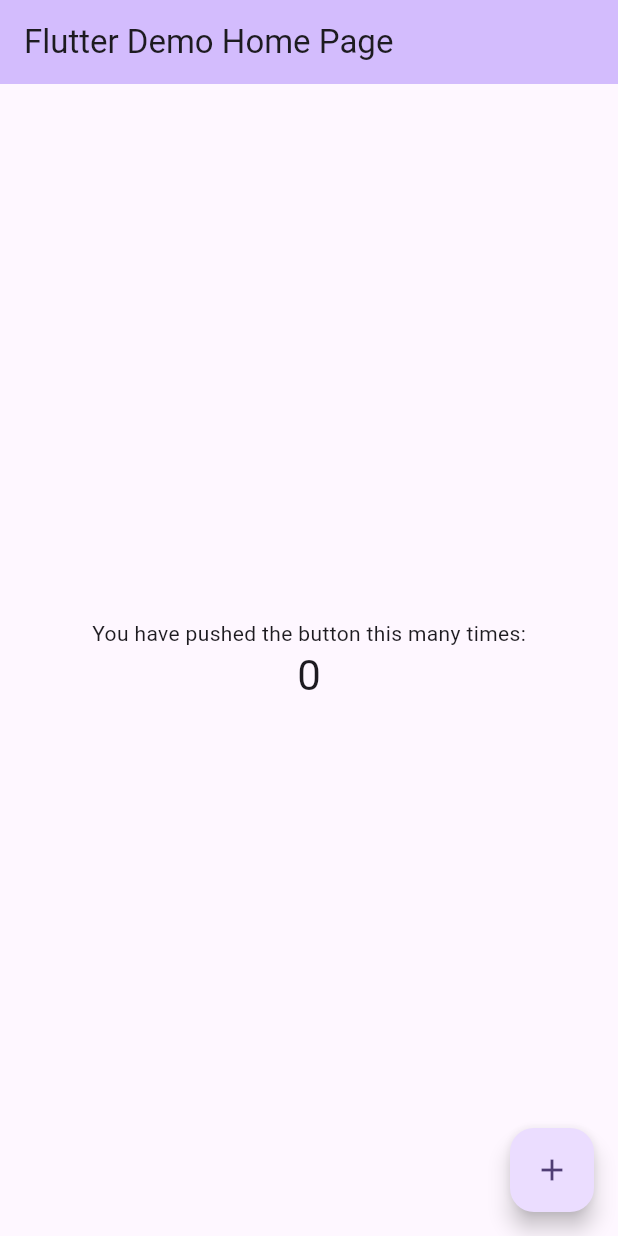
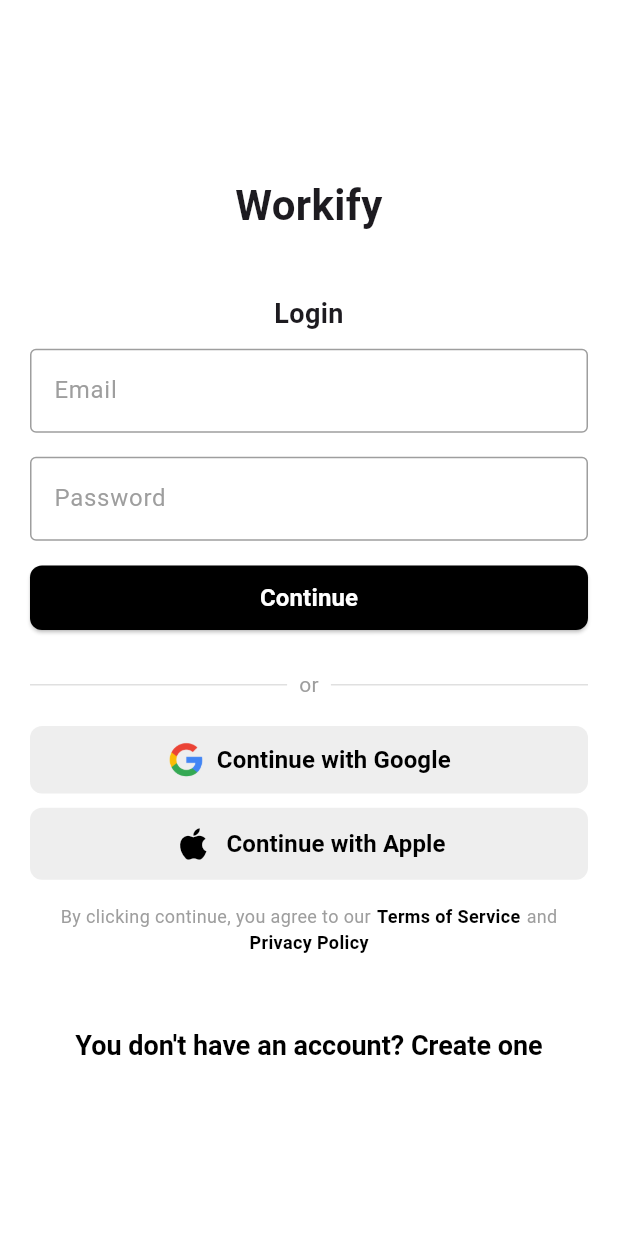
Before and after one commit to YangChiayin/Workify-Flutter-Mobile-Application, a Flutter app: the screen it shows after launch, on a phone screen of 412 x 824 dp. Run offline on Flutter 3.47's test engine with Material 3 defaults, Android fonts, the phone set to English and light mode, and no system bars.

Commit message:
layout for login/singup/detail pages

```diff
--- a/lib/main.dart
+++ b/lib/main.dart
@@ -1,4 +1,7 @@
 import 'package:flutter/material.dart';
+import 'package:mobile_app_final_project/pages/detail.dart';
+import 'package:mobile_app_final_project/pages/login.dart';
+import 'package:mobile_app_final_project/pages/signup.dart';
 
 void main() {
   runApp(const MyApp());
@@ -7,119 +10,16 @@
 class MyApp extends StatelessWidget {
   const MyApp({super.key});
 
-  // This widget is the root of your application.
   @override
   Widget build(BuildContext context) {
     return MaterialApp(
-      title: 'Flutter Demo',
-      theme: ThemeData(
-        // This is the theme of your application.
-        //
-        // TRY THIS: Try running your application with "flutter run". You'll see
-        // the application has a purple toolbar. Then, without quitting the app,
-        // try changing the seedColor in the colorScheme below to Colors.green
-        // and then invoke "hot reload" (save your changes or press the "hot
-        // reload" button in a Flutter-supported IDE, or press "r" if you used
-        // the command line to start the app).
-        //
-        // Notice that the counter didn't reset back to zero; the application
-        // state is not lost during the reload. To reset the state, use hot
-        // restart instead.
-        //
-        // This works for code too, not just values: Most code changes can be
-        // tested with just a hot reload.
-        colorScheme: ColorScheme.fromSeed(seedColor: Colors.deepPurple),
-        useMaterial3: true,
-      ),
-      home: const MyHomePage(title: 'Flutter Demo Home Page'),
+      initialRoute: '/',
+      routes: {
+        '/': (context) => const LoginPage(),
+        '/signup': (context) => const SignupPage(),
+        '/detail': (context) => const DetailPage()
+      },
+      debugShowCheckedModeBanner: false,
     );
   }
 }
-
-class MyHomePage extends StatefulWidget {
-  const MyHomePage({super.key, required this.title});
-
-  // This widget is the home page of your application. It is stateful, meaning
-  // that it has a State object (defined below) that contains fields that affect
-  // how it looks.
-
-  // This class is the configuration for the state. It holds the values (in this
-  // case the title) provided by the parent (in this case the App widget) and
-  // used by the build method of the State. Fields in a Widget subclass are
-  // always marked "final".
-
-  final String title;
-
-  @override
-  State<MyHomePage> createState() => _MyHomePageState();
-}
-
-class _MyHomePageState extends State<MyHomePage> {
-  int _counter = 0;
-
-  void _incrementCounter() {
-    setState(() {
-      // This call to setState tells the Flutter framework that something has
-      // changed in this State, which causes it to rerun the build method below
-      // so that the display can reflect the updated values. If we changed
-      // _counter without calling setState(), then the build method would not be
-      // called again, and so nothing would appear to happen.
-      _counter++;
-    });
-  }
-
-  @override
-  Widget build(BuildContext context) {
-    // This method is rerun every time setState is called, for instance as done
-    // by the _incrementCounter method above.
-    //
-    // The Flutter framework has been optimized to make rerunning build methods
-    // fast, so that you can just rebuild anything that needs updating rather
-    // than having to individually change instances of widgets.
-    return Scaffold(
-      appBar: AppBar(
-        // TRY THIS: Try changing the color here to a specific color (to
-        // Colors.amber, perhaps?) and trigger a hot reload to see the AppBar
-        // change color while the other colors stay the same.
-        backgroundColor: Theme.of(context).colorScheme.inversePrimary,
-        // Here we take the value from the MyHomePage object that was created by
-        // the App.build method, and use it to set our appbar title.
-        title: Text(widget.title),
-      ),
-      body: Center(
-        // Center is a layout widget. It takes a single child and positions it
-        // in the middle of the parent.
-        child: Column(
-          // Column is also a layout widget. It takes a list of children and
-          // arranges them vertically. By default, it sizes itself to fit its
-          // children horizontally, and tries to be as tall as its parent.
-          //
-          // Column has various properties to control how it sizes itself and
-          // how it positions its children. Here we use mainAxisAlignment to
-          // center the children vertically; the main axis here is the vertical
-          // axis because Columns are vertical (the cross axis would be
-          // horizontal).
-          //
-          // TRY THIS: Invoke "debug painting" (choose the "Toggle Debug Paint"
-          // action in the IDE, or press "p" in the console), to see the
-          // wireframe for each widget.
-          mainAxisAlignment: MainAxisAlignment.center,
-          children: <Widget>[
-            const Text(
-              'You have pushed the button this many times:',
-            ),
-            Text(
-              '$_counter',
-              style: Theme.of(context).textTheme.headlineMedium,
-            ),
-          ],
-        ),
-      ),
-      floatingActionButton: FloatingActionButton(
-        onPressed: _incrementCounter,
-        tooltip: 'Increment',
-        child: const Icon(Icons.add),
-      ), // This trailing comma makes auto-formatting nicer for build methods.
-    );
-  }
-}
--- /dev/null
+++ b/lib/pages/login.dart
@@ -0,0 +1,227 @@
+import 'package:flutter/material.dart';
+
+class LoginPage extends StatelessWidget {
+  const LoginPage({super.key});
+
+  @override
+  Widget build(BuildContext context) {
+    return Scaffold(
+      backgroundColor: Colors.white,
+      body: Padding(
+        padding: const EdgeInsets.symmetric(horizontal: 20.0),
+        child: Column(
+          mainAxisAlignment: MainAxisAlignment.center,
+          crossAxisAlignment: CrossAxisAlignment.stretch,
+          children: [
+            const Text(
+              'Workify',
+              textAlign: TextAlign.center,
+              style: TextStyle(fontSize: 28, fontWeight: FontWeight.bold),
+            ),
+            const SizedBox(height: 40),
+            const Text(
+              'Login',
+              textAlign: TextAlign.center,
+              style: TextStyle(fontSize: 18, fontWeight: FontWeight.bold),
+            ),
+            const SizedBox(height: 10),
+            const TextField(
+              style: TextStyle(color: Colors.black),
+              decoration: InputDecoration(
+                labelText: 'Email',
+                hintText: 'email@domain.com',
+                labelStyle: TextStyle(color: Colors.grey),
+                hintStyle: TextStyle(color: Colors.grey),
+                border: OutlineInputBorder(),
+                focusedBorder: OutlineInputBorder(
+                  borderSide: BorderSide(color: Colors.black, width: 2),
+                ),
+                enabledBorder: OutlineInputBorder(
+                  borderSide: BorderSide(color: Colors.grey, width: 1),
+                ),
+              ),
+            ),
+            const SizedBox(height: 16),
+            const TextField(
+              obscureText: true,
+              style: TextStyle(color: Colors.black),
+              decoration: InputDecoration(
+                labelText: 'Password',
+                labelStyle: TextStyle(color: Colors.grey),
+                border: OutlineInputBorder(),
+                focusedBorder: OutlineInputBorder(
+                  borderSide: BorderSide(color: Colors.black, width: 2),
+                ),
+                enabledBorder: OutlineInputBorder(
+                  borderSide: BorderSide(color: Colors.grey, width: 1),
+                ),
+              ),
+            ),
+            const SizedBox(height: 14),
+            ElevatedButton(
+              onPressed: () {
+                // Handle login logic
+              },
+              style: ElevatedButton.styleFrom(
+                backgroundColor: Colors.black,
+                padding: const EdgeInsets.symmetric(vertical: 10),
+                shape: RoundedRectangleBorder(
+                  borderRadius: BorderRadius.circular(8),
+                ),
+              ),
+              child: const Text(
+                'Continue',
+                style: TextStyle(
+                  fontSize: 16,
+                  fontWeight: FontWeight.w600,
+                  color: Colors.white,
+                ),
+              ),
+            ),
+            const SizedBox(height: 24),
+            Row(
+              children: [
+                Expanded(child: Divider(thickness: 1, color: Colors.grey[300])),
+                const Padding(
+                  padding: EdgeInsets.symmetric(horizontal: 8.0),
+                  child: Text(
+                    'or',
+                    style: TextStyle(fontSize: 14, color: Colors.grey),
+                  ),
+                ),
+                Expanded(child: Divider(thickness: 1, color: Colors.grey[300])),
+              ],
+            ),
+            const SizedBox(height: 16),
+            OutlinedButton.icon(
+              onPressed: () {
+                // Handle Google sign-in
+              },
+              icon: Image.asset(
+                'assets/images/google_icon.png',
+                width: 25,
+              ),
+              label: const Text(
+                'Continue with Google',
+                style: TextStyle(
+                  fontSize: 16,
+                  fontWeight: FontWeight.w600,
+                  color: Colors.black,
+                ),
+              ),
+              style: OutlinedButton.styleFrom(
+                backgroundColor: Colors.grey[200],
+                padding: const EdgeInsets.symmetric(vertical: 10),
+                shape: RoundedRectangleBorder(
+                  borderRadius: BorderRadius.circular(8),
+                ),
+                side: BorderSide.none,
+              ),
+            ),
+            const SizedBox(height: 8),
+            OutlinedButton.icon(
+              onPressed: () {
+                // Handle Apple sign-in
+              },
+              icon: const Icon(
+                Icons.apple,
+                size: 28,
+                color: Colors.black,
+              ),
+              label: const Text(
+                'Continue with Apple',
+                style: TextStyle(
+                  fontSize: 16,
+                  fontWeight: FontWeight.w600,
+                  color: Colors.black,
+                ),
+              ),
+              style: OutlinedButton.styleFrom(
+                backgroundColor: Colors.grey[200],
+                padding: const EdgeInsets.symmetric(vertical: 10),
+                shape: RoundedRectangleBorder(
+                  borderRadius: BorderRadius.circular(8),
+                ),
+                side: BorderSide.none,
+              ),
+            ),
+            const SizedBox(height: 16),
+            Center(
+              child: Wrap(
+                alignment: WrapAlignment.center,
+                spacing: 4,
+                children: [
+                  const Text(
+                    'By clicking continue, you agree to our',
+                    style: TextStyle(fontSize: 12, color: Colors.grey),
+                  ),
+                  GestureDetector(
+                    onTap: () {
+                      ///////////////////////////////////////////
+                      // Navigator.pushNamed(context, '/terms');
+                      Navigator.pushNamed(context, '/detail');
+                      ///////////////////////////////////////////
+                    },
+                    child: const Text(
+                      'Terms of Service',
+                      style: TextStyle(
+                        fontSize: 12,
+                        color: Colors.black,
+                        fontWeight: FontWeight.bold,
+                      ),
+                    ),
+                  ),
+                  const Text(
+                    'and',
+                    style: TextStyle(fontSize: 12, color: Colors.grey),
+                  ),
+                  GestureDetector(
+                    onTap: () {
+                      Navigator.pushNamed(context, '/privacy');
+                    },
+                    child: const Text(
+                      'Privacy Policy',
+                      style: TextStyle(
+                        fontSize: 12,
+                        color: Colors.black,
+                        fontWeight: FontWeight.bold,
+                      ),
+                    ),
+                  ),
+                ],
+              ),
+            ),
+            const SizedBox(height: 50),
+            Center(
+              child: GestureDetector(
+                onTap: () {
+                  Navigator.pushNamed(context, '/signup');
+                },
+                child: RichText(
+                  text: const TextSpan(
+                    text: "You don't have an account? ",
+                    style: TextStyle(
+                      fontSize: 18,
+                      color: Colors.black,
+                      fontWeight: FontWeight.bold,
+                    ),
+                    children: [
+                      TextSpan(
+                        text: 'Create one',
+                        style: TextStyle(
+                          fontSize: 18,
+                          color: Colors.black,
+                          fontWeight: FontWeight.bold,
+                        ),
+                      ),
+                    ],
+                  ),
+                ),
+              ),
+            ),
+          ],
+        ),
+      ),
+    );
+  }
+}
--- a/pubspec.yaml
+++ b/pubspec.yaml
@@ -53,10 +53,13 @@ dev_dependencies:
 # The following section is specific to Flutter packages.
 flutter:
 
+
   # The following line ensures that the Material Icons font is
   # included with your application, so that you can use the icons in
   # the material Icons class.
   uses-material-design: true
+  assets:
+  - assets/images/google_icon.png
 
   # To add assets to your application, add an assets section, like this:
   # assets:
```
Also changed, not shown: lib/pages/detail.dart (added, +97 -0 lines), lib/pages/signup.dart (added, +210 -0 lines), assets/images/google_icon.png (added).
